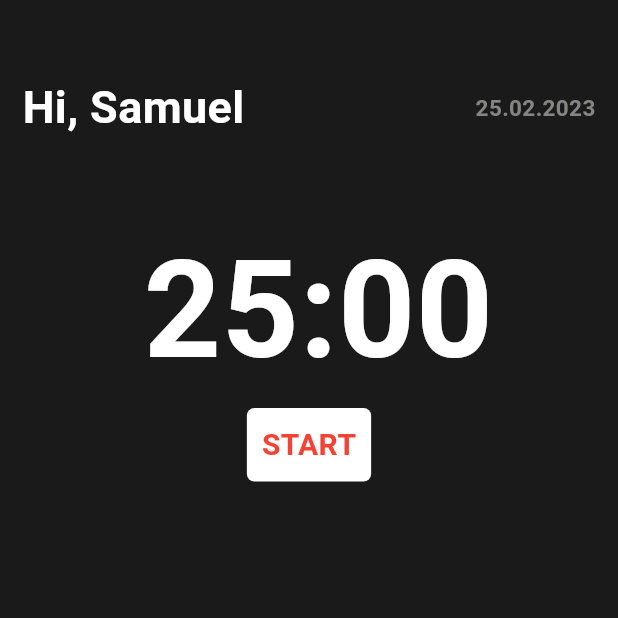
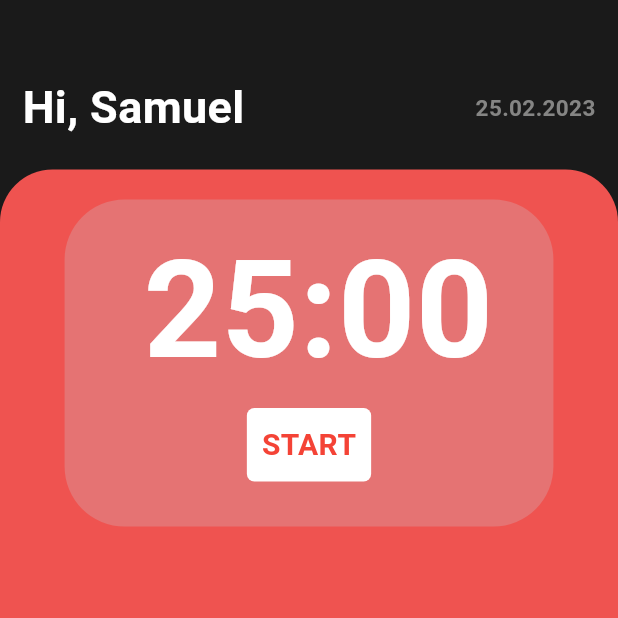
Before and after one commit to thenose-samuel/pomodoro-timer, a Flutter app: the screen it shows after launch, on a phone screen of 412 x 824 dp, the top half of it. Run offline on Flutter 3.47's test engine with Material 2 defaults, Android fonts, the phone set to English and light mode, and no system bars.

Commit message:
added page states

```diff
--- a/lib/main.dart
+++ b/lib/main.dart
@@ -3,6 +3,8 @@ import 'dart:developer';
 
 import 'package:flutter/material.dart';
 import 'package:pomodoro/colors.dart';
+import 'package:pomodoro/state.dart';
+import 'package:provider/provider.dart';
 
 void main() {
   runApp(const PomodoroTimer());
@@ -19,7 +21,9 @@ class PomodoroTimer extends StatelessWidget {
       theme: ThemeData(
         useMaterial3: true,
       ),
-      home: HomePage(),
+      home: ChangeNotifierProvider(
+          create: (context) => AppState(page: CurrentPage.pomodoro),
+          child: HomePage()),
     );
   }
 }
@@ -81,10 +85,11 @@ class Body extends StatelessWidget {
   @override
   Widget build(BuildContext context) {
     return Expanded(
-      child: AnimatedContainer(
+      child: Consumer<AppState>(
+        builder: (context, page, child) => AnimatedContainer(
           curve: Curves.fastOutSlowIn,
           decoration: BoxDecoration(
-            color: AppColors.backgroundDim,
+              color: page.backgroundColor,
               borderRadius: const BorderRadius.only(
                   topLeft: Radius.circular(35), topRight: Radius.circular(35))),
           duration: const Duration(seconds: 1),
@@ -98,12 +103,17 @@ class Body extends StatelessWidget {
                 mainAxisAlignment: MainAxisAlignment.center,
                 crossAxisAlignment: CrossAxisAlignment.center,
                 children: [
-                Container(
+                  AnimatedContainer(
+                      duration: const Duration(seconds: 1),
+                      curve: Curves.fastOutSlowIn,
+
+
                       padding: const EdgeInsets.only(
                           top: 10, bottom: 10, left: 30, right: 30),
                       decoration: BoxDecoration(
-                      borderRadius: BorderRadius.all(Radius.circular(40)),
-                      color: Colors.transparent,
+                        borderRadius:
+                            const BorderRadius.all(Radius.circular(40)),
+                        color: page.containerColor,
                       ),
                       child: Column(
                         crossAxisAlignment: CrossAxisAlignment.center,
@@ -121,6 +131,7 @@ class Body extends StatelessWidget {
               ),
               // const Text('inspired by pomofocus.io', style: TextStyle(color: Colors.white, fontSize: 10, fontWeight: FontWeight.bold))
             ],
+          ),
         ),
       ),
     );
@@ -159,26 +170,35 @@ class _CountdownTimerState extends State<CountdownTimer> {
         remainingMinutes = initialTime.inMinutes;
         remainingSeconds = initialTime.inSeconds.remainder(60);
       }
-      log('${(remainingMinutes < 10)? '0': null} $remainingMinutes:${(remainingSeconds < 10)? '0': null}$remainingSeconds', name: 'time');
+      log('${(remainingMinutes < 10) ? '0' : null} $remainingMinutes:${(remainingSeconds < 10) ? '0' : null}$remainingSeconds',
+          name: 'time');
     });
-
   }
 
   @override
   Widget build(BuildContext context) {
-    return Column(
+    return Consumer<AppState>(
+      builder: (context, page, child) => Column(
         children: [
           Padding(
             padding: const EdgeInsets.only(right: 10.0),
             child: Text(
-            '${(remainingMinutes < 10)? '0': ''} $remainingMinutes:${(remainingSeconds < 10)? '0': ''}$remainingSeconds',
+              '${(remainingMinutes < 10) ? '0' : ''} $remainingMinutes:${(remainingSeconds < 10) ? '0' : ''}$remainingSeconds',
               style: const TextStyle(
-                color: Colors.white, fontSize: 90, fontWeight: FontWeight.bold),
+                  color: Colors.white,
+                  fontSize: 90,
+                  fontWeight: FontWeight.bold),
             ),
           ),
           GestureDetector(
-          onTap: () => {
-            startTimer()
+            onTap: () {
+              startTimer();
+              if (page.page == CurrentPage.pomodoro) {
+                page.changeTheme(CurrentPage.timerRunning);
+              }
+              else {
+                page.changeTheme(CurrentPage.pomodoro);
+              }
             },
             child: Container(
               decoration: const BoxDecoration(
@@ -196,6 +216,7 @@ class _CountdownTimerState extends State<CountdownTimer> {
             ),
           ),
         ],
+      ),
     );
   }
 }
--- /dev/null
+++ b/lib/state.dart
@@ -0,0 +1,42 @@
+import 'package:pomodoro/colors.dart';
+import 'package:flutter/material.dart';
+
+enum CurrentPage {
+  pomodoro,
+  shortBreak,
+  timerRunning
+}
+
+
+class AppState extends ChangeNotifier{
+  late CurrentPage page;
+  late Color backgroundColor;
+  late Color containerColor;
+  AppState({required this.page}){
+   changeTheme(page);
+  }
+
+  void changeTheme(CurrentPage page){
+    if(page == CurrentPage.pomodoro){
+      backgroundColor = AppColors.backgroundRed;
+      containerColor = AppColors.containerRed;
+      this.page = page;
+      notifyListeners();
+      return;
+    }
+    if(page == CurrentPage.shortBreak){
+      backgroundColor = AppColors.backgroundBlue;
+      containerColor = AppColors.containerBlue;
+      this.page = page;
+      notifyListeners();
+      return;
+    }
+    if(page == CurrentPage.timerRunning){
+      backgroundColor = AppColors.backgroundDim;
+      containerColor = Colors.transparent;
+      this.page = page;
+      notifyListeners();
+      return;
+    }
+  }
+}
```
Also changed, not shown: pubspec.yaml (+1 -25 lines), lib/constants.dart (deleted), pubspec.lock. Lines whose indentation alone changed are shown as unchanged.
